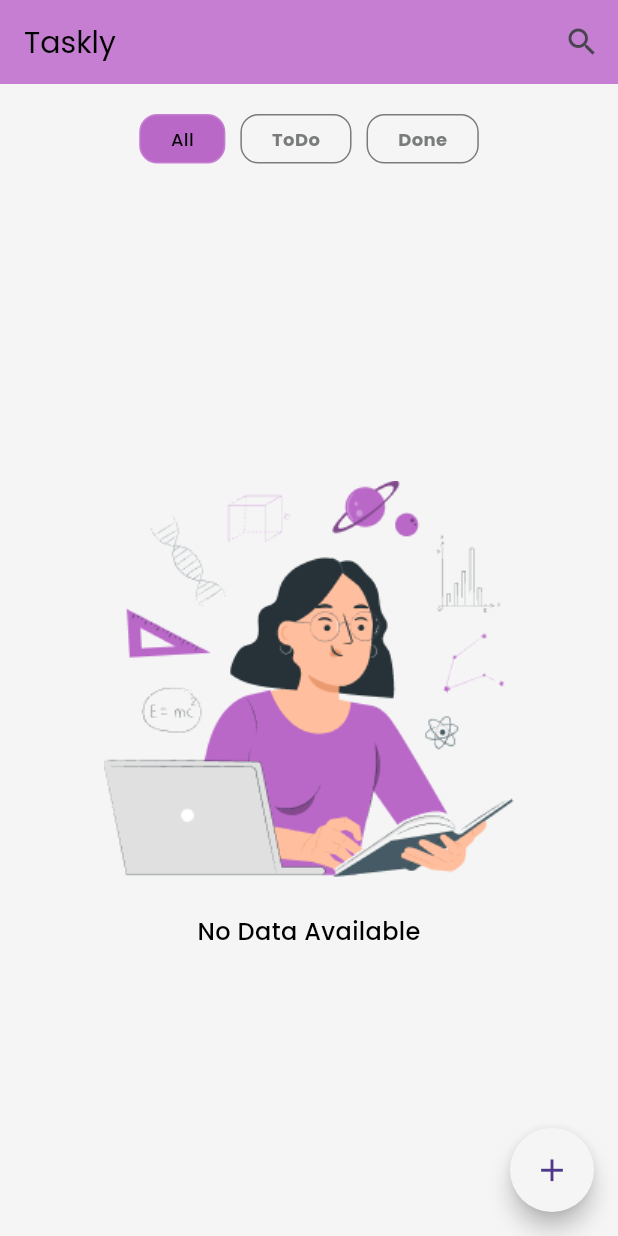
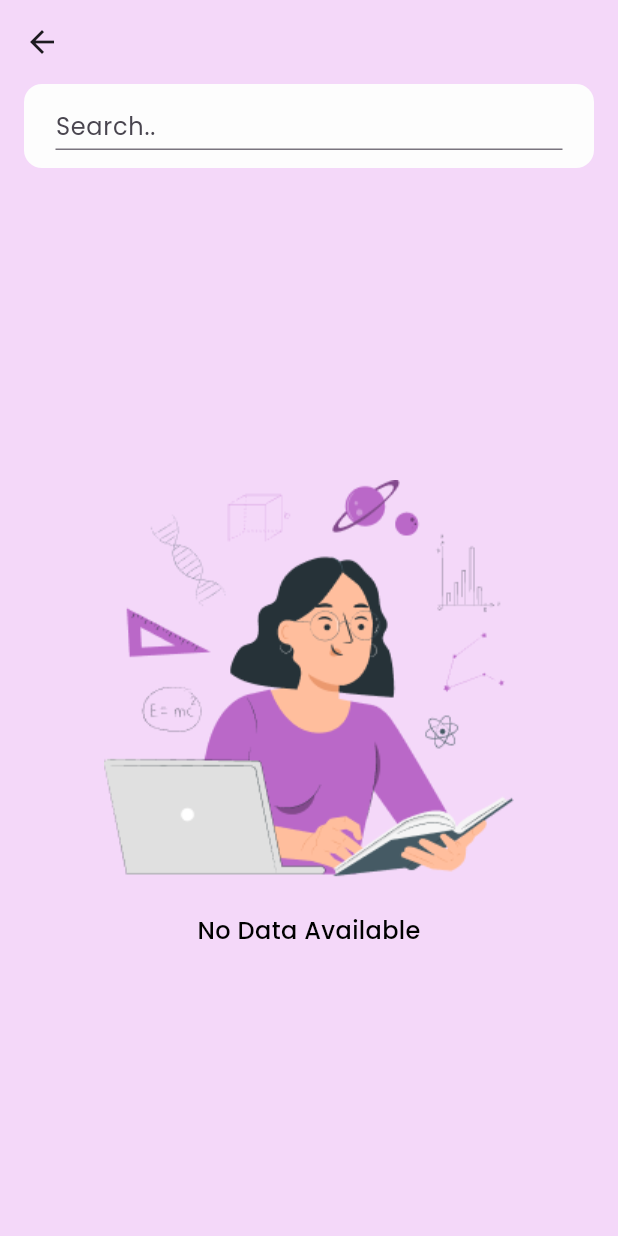
Before and after one commit to salma234-del/task_management_app, a Flutter app: the screen it shows after launch, after a tap on the "search" icon, on a phone screen of 412 x 824 dp. Run offline on Flutter 3.47's test engine with Material 3 defaults, Android fonts, the phone set to English and light mode, and no system bars; our stand-ins replace dartz, equatable, flutter_bloc, flutter_slidable, flutter_spinkit, get_it and 4 more; accounts and stored records are empty.

Commit message:
Implemented search tasks functionility

```diff
--- a/lib/Core/utils/app_router.dart
+++ b/lib/Core/utils/app_router.dart
@@ -2,12 +2,14 @@ import 'package:go_router/go_router.dart';
 import 'package:task_management_app/Features/splash/presentation/views/splash_view.dart';
 import 'package:task_management_app/Features/tasks/domain/entities/task_entity.dart';
 import 'package:task_management_app/Features/tasks/presentation/views/add_task/add_task_view.dart';
+import 'package:task_management_app/Features/tasks/presentation/views/search_tasks/views/search_tasks_view.dart';
 import 'package:task_management_app/Features/tasks/presentation/views/tasks_list/tasks_list_view.dart';
 
 abstract class AppRouter {
   static const String splash = '/';
   static const String tasksList = '/tasks-list';
   static const String addTask = '/add-task';
+  static const String searchTasks = '/search-tasks';
 
   static GoRouter router = GoRouter(
     routes: [
@@ -29,6 +31,10 @@ abstract class AppRouter {
           return AddTaskView(taskToEdit: task);
         },
       ),
+      GoRoute(
+        path: AppRouter.searchTasks,
+        builder: (context, state) => SearchTasksView(),
+      ),
     ],
   );
 }
--- a/lib/Core/utils/app_strings.dart
+++ b/lib/Core/utils/app_strings.dart
@@ -25,4 +25,5 @@ abstract class AppStrings {
   static const String newTask = 'New Task';
   static const String noData = 'No Data Available';
   static const String emptyField = 'This field is required';
+  static const String search = 'Search..';
 }
--- a/lib/Core/widgets/custom_text_form_field.dart
+++ b/lib/Core/widgets/custom_text_form_field.dart
@@ -8,12 +8,14 @@ class CustomTextFormField extends StatelessWidget {
     required this.controller,
     this.readOnly = false,
     this.onTap,
+    this.onChanged,
     super.key,
   });
   final String hintText;
   final TextEditingController controller;
   final bool readOnly;
   final VoidCallback? onTap;
+  final void Function(String)? onChanged;
 
   @override
   Widget build(BuildContext context) {
@@ -36,6 +38,7 @@ class CustomTextFormField extends StatelessWidget {
           ),
           child: TextFormField(
             controller: controller,
+            onChanged: onChanged,
             validator: emptyValidator,
             decoration: InputDecoration(
               isDense: true,
--- /dev/null
+++ b/lib/Features/tasks/presentation/cubits/search_tasks_cubit/search_tasks_cubit.dart
@@ -0,0 +1,48 @@
+import 'dart:async';
+
+import 'package:flutter/material.dart';
+import 'package:flutter_bloc/flutter_bloc.dart';
+import 'package:task_management_app/Core/enums/task_category.dart';
+import 'package:task_management_app/Features/tasks/domain/usecases/get_tasks_by_category_usecase.dart';
+import 'package:task_management_app/Features/tasks/presentation/cubits/search_tasks_cubit/search_tasks_state.dart';
+
+class SearchTasksCubit extends Cubit<SearchTasksState> {
+  SearchTasksCubit(this.usecase) : super(SearchTasksInitial()) {
+    _init();
+  }
+
+  final GetTasksByCategoryUsecase usecase;
+  final _searchController = StreamController<String>();
+  final TextEditingController searchController = TextEditingController();
+  StreamSubscription? _subscription;
+
+  void _init() {
+    _subscription = _searchController.stream.listen((query) async {
+      emit(SearchTasksLoading());
+
+      final result = await usecase.call(GetTasksByCategoryUsecaseParams(category: TaskCategory.all));
+      result.fold(
+        (failure) => emit(SearchTasksFailure(failure.message)),
+        (tasks) {
+          final filtered = tasks.where((task) => task.title.toLowerCase().contains(query.toLowerCase())).toList();
+          emit(SearchTasksSuccess(filtered));
+        },
+      );
+    });
+  }
+
+  void search(String query) {
+    if (query.trim().isNotEmpty) {
+      _searchController.add(query);
+    } else {
+      emit(SearchTasksInitial());
+    }
+  }
+
+  @override
+  Future<void> close() {
+    _subscription?.cancel();
+    _searchController.close();
+    return super.close();
+  }
+}
--- /dev/null
+++ b/lib/Features/tasks/presentation/cubits/search_tasks_cubit/search_tasks_state.dart
@@ -0,0 +1,28 @@
+import 'package:equatable/equatable.dart';
+import 'package:task_management_app/Features/tasks/domain/entities/task_entity.dart';
+
+sealed class SearchTasksState extends Equatable {
+  const SearchTasksState();
+  @override
+  List<Object?> get props => [];
+}
+
+final class SearchTasksInitial extends SearchTasksState {}
+
+final class SearchTasksLoading extends SearchTasksState {}
+
+final class SearchTasksSuccess extends SearchTasksState {
+  final List<TaskEntity> tasks;
+  const SearchTasksSuccess(this.tasks);
+
+  @override
+  List<Object?> get props => [tasks];
+}
+
+final class SearchTasksFailure extends SearchTasksState {
+  final String error;
+  const SearchTasksFailure(this.error);
+
+  @override
+  List<Object?> get props => [error];
+}
--- a/lib/Features/tasks/presentation/views/add_task/add_task_view.dart
+++ b/lib/Features/tasks/presentation/views/add_task/add_task_view.dart
@@ -1,6 +1,7 @@
 import 'package:flutter/material.dart';
 import 'package:flutter_bloc/flutter_bloc.dart';
 import 'package:task_management_app/Core/di/service_locator.dart';
+import 'package:task_management_app/Core/global/theme/app_theme/app_colors.dart';
 import 'package:task_management_app/Features/tasks/domain/entities/task_entity.dart';
 import 'package:task_management_app/Features/tasks/presentation/cubits/add_task_cubit/add_task_cubit.dart';
 import 'package:task_management_app/Features/tasks/presentation/views/add_task/widgets/add_task_view_body.dart';
@@ -23,6 +24,7 @@ class AddTaskView extends StatelessWidget {
         },
         child: SafeArea(
           child: Scaffold(
+            backgroundColor: AppColors.of(context).blueBg,
             body: AddTaskViewBody(taskToEdit: taskToEdit),
           ),
         ),
--- a/lib/Features/tasks/presentation/views/add_task/widgets/close_icon.dart
+++ b/lib/Features/tasks/presentation/views/add_task/widgets/close_icon.dart
@@ -12,7 +12,7 @@ class CloseIcon extends StatelessWidget {
       alignment: AlignmentDirectional.topEnd,
       child: CircleAvatar(
         radius: 30,
-        backgroundColor: AppColors.of(context).secondary,
+        backgroundColor: AppColors.of(context).background,
         child: IconButton(
           icon: const Icon(Icons.close),
           onPressed: () {
--- /dev/null
+++ b/lib/Features/tasks/presentation/views/search_tasks/views/search_tasks_view.dart
@@ -0,0 +1,24 @@
+import 'package:flutter/material.dart';
+import 'package:flutter_bloc/flutter_bloc.dart';
+import 'package:task_management_app/Core/di/service_locator.dart';
+import 'package:task_management_app/Core/global/theme/app_theme/app_colors.dart';
+import 'package:task_management_app/Features/tasks/presentation/cubits/search_tasks_cubit/search_tasks_cubit.dart';
+import 'package:task_management_app/Features/tasks/presentation/views/search_tasks/views/widgets/search_tasks_view_body.dart';
+
+class SearchTasksView extends StatelessWidget {
+  const SearchTasksView({super.key});
+
+  @override
+  Widget build(BuildContext context) {
+    return BlocProvider(
+      create: (context) => SearchTasksCubit(sl()),
+      child: SafeArea(
+        child: Scaffold(
+          backgroundColor: AppColors.of(context).pinkBg,
+          appBar: AppBar(backgroundColor: AppColors.of(context).pinkBg),
+          body: SearchTasksViewBody(),
+        ),
+      ),
+    );
+  }
+}
--- /dev/null
+++ b/lib/Features/tasks/presentation/views/search_tasks/views/widgets/search_tasks_view_body.dart
@@ -0,0 +1,57 @@
+import 'package:flutter/widgets.dart';
+import 'package:flutter_bloc/flutter_bloc.dart';
+import 'package:task_management_app/Core/enums/task_category.dart';
+import 'package:task_management_app/Core/utils/app_strings.dart';
+import 'package:task_management_app/Core/widgets/custom_text_form_field.dart';
+import 'package:task_management_app/Core/widgets/empty_data_widget.dart';
+import 'package:task_management_app/Features/tasks/presentation/cubits/search_tasks_cubit/search_tasks_cubit.dart';
+import 'package:task_management_app/Features/tasks/presentation/cubits/search_tasks_cubit/search_tasks_state.dart';
+import 'package:task_management_app/Features/tasks/presentation/views/tasks_list/widgets/task_widget.dart';
+import 'package:task_management_app/Core/widgets/tasks_loading.dart';
+
+class SearchTasksViewBody extends StatelessWidget {
+  const SearchTasksViewBody({super.key});
+
+  @override
+  Widget build(BuildContext context) {
+    return Padding(
+      padding: const EdgeInsets.symmetric(horizontal: 16),
+      child: Column(
+        children: [
+          CustomTextFormField(
+            hintText: AppStrings.search,
+            controller: context.read<SearchTasksCubit>().searchController,
+            onChanged: context.read<SearchTasksCubit>().search,
+          ),
+          const SizedBox(height: 16),
+          Expanded(
+            child: BlocBuilder<SearchTasksCubit, SearchTasksState>(
+              builder: (context, state) {
+                if (state is SearchTasksLoading) {
+                  return const TasksLoading();
+                } else if (state is SearchTasksFailure) {
+                  return Center(child: Text(state.error));
+                } else if (state is SearchTasksSuccess) {
+                  if (state.tasks.isEmpty) {
+                    return const EmptyDataWidget();
+                  }
+                  return ListView.separated(
+                    padding: const EdgeInsets.symmetric(vertical: 16),
+                    physics: const BouncingScrollPhysics(),
+                    itemCount: state.tasks.length,
+                    separatorBuilder: (context, index) => const SizedBox(height: 10),
+                    itemBuilder: (context, index) => TaskWidget(
+                      task: state.tasks[index],
+                      category: TaskCategory.all,
+                    ),
+                  );
+                }
+                return EmptyDataWidget();
+              },
+            ),
+          ),
+        ],
+      ),
+    );
+  }
+}
--- a/lib/Features/tasks/presentation/views/tasks_list/tasks_list_view.dart
+++ b/lib/Features/tasks/presentation/views/tasks_list/tasks_list_view.dart
@@ -29,15 +29,13 @@ class TasksListView extends StatelessWidget {
             actions: [
               IconButton(
                 icon: const Icon(Icons.search),
-                onPressed: () {},
+                onPressed: () => GoRouter.of(context).push(AppRouter.searchTasks),
               ),
             ],
           ),
           body: TasksListViewBody(),
           floatingActionButton: FloatingActionButton(
-            onPressed: () {
-              GoRouter.of(context).push(AppRouter.addTask);
-            },
+            onPressed: () => GoRouter.of(context).push(AppRouter.addTask),
             child: const Icon(Icons.add),
           ),
         ),
```
Also changed, not shown: lib/Features/tasks/presentation/views/tasks_list/widgets/tasks_list.dart (+19 -11 lines), lib/Core/widgets/tasks_loading.dart (renamed from lib/Features/tasks/presentation/views/tasks_list/widgets/tasks_loading.dart).
